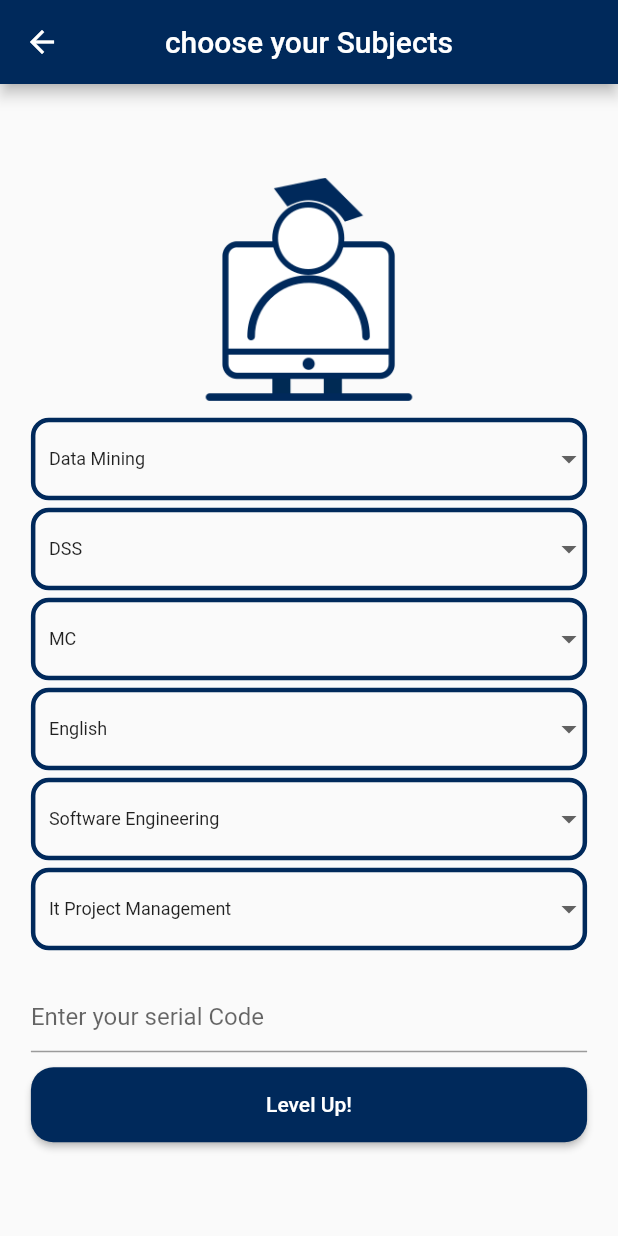
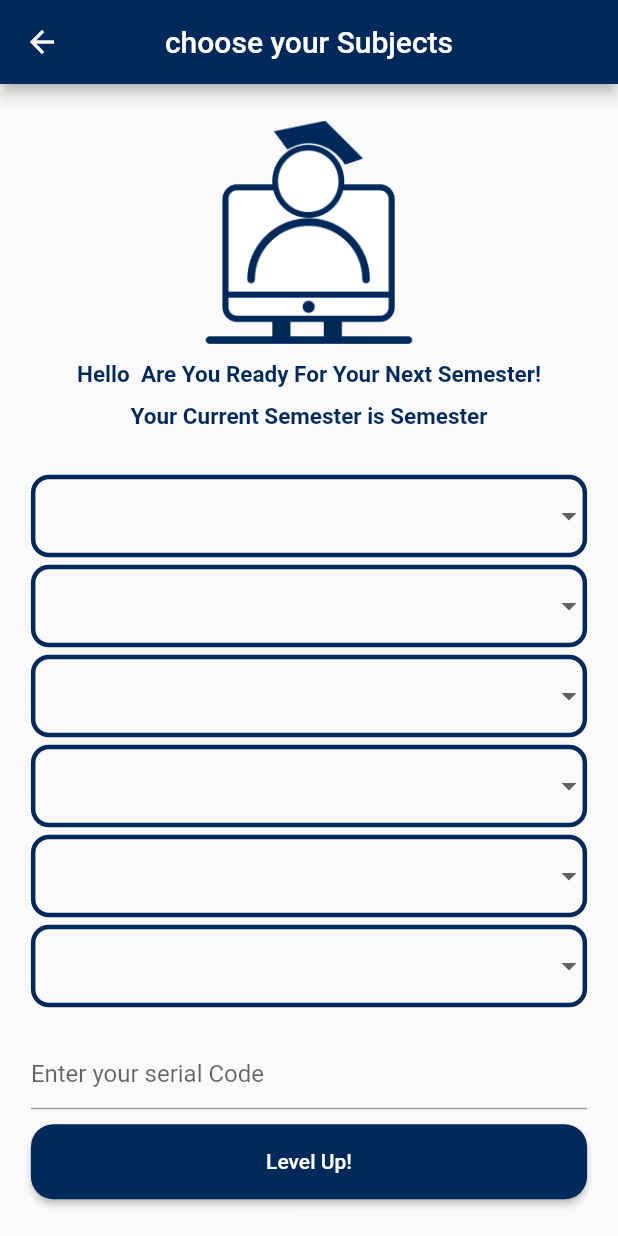
Before and after one commit to DO-DDY/graduationproject-implementation, a Flutter app: the Checker screen opened directly, on a phone screen of 412 x 824 dp. Run offline on Flutter 3.47's test engine with Material 2 defaults, Android fonts, the phone set to English and light mode, and no system bars; our stand-ins replace cloud_firestore, firebase_auth, firebase_core, firebase_storage, fluttertoast, image_picker; accounts and stored records are empty.

Commit message:
subjects depending on your current_semester function & some styling

```diff
--- a/lib/screens/checker.dart
+++ b/lib/screens/checker.dart
@@ -37,31 +37,73 @@ class _CheckerState extends State<Checker> {
   }
 
   List<String> items = [
-    'Principles of Accounting',
-    'Principles of Accounting 2',
-    ''
-        'English 3',
     'Data Mining',
+    'semester_1_subject_1',
+    'semester_2_subject_1',
+    'semester_3_subject_1',
+    'semester_4_subject_1',
+    'semester_5_subject_1',
+    'semester_6_subject_1',
   ];
-  String? selectedItem = 'Data Mining';
+  String? selectedItem;
 
-  List<String> items2 = ['DSS'];
-  String? selectedItem2 = 'DSS';
+  List<String> items2 = [
+    'DSS',
+    'semester_1_subject_2',
+    'semester_2_subject_2',
+    'semester_3_subject_2',
+    'semester_4_subject_2',
+    'semester_5_subject_2',
+    'semester_6_subject_2',
+  ];
+  String? selectedItem2;
 
-  List<String> items3 = ['MC'];
-  String? selectedItem3 = 'MC';
+  List<String> items3 = [
+    'MC',
+    'semester_1_subject_3',
+    'semester_2_subject_3',
+    'semester_3_subject_3',
+    'semester_4_subject_3',
+    'semester_5_subject_3',
+    'semester_6_subject_3',
+  ];
+  String? selectedItem3;
 
-  List<String> items4 = ['English'];
-  String? selectedItem4 = 'English';
+  List<String> items4 = [
+    'English',
+    'semester_1_subject_4',
+    'semester_2_subject_4',
+    'semester_3_subject_4',
+    'semester_4_subject_4',
+    'semester_5_subject_4',
+    'semester_6_subject_4',
+  ];
+  String? selectedItem4;
 
-  List<String> items5 = ['GIS'];
-  String? selectedItem5 = 'GIS';
+  List<String> items5 = [
+    'GIS',
+    'semester_1_subject_5',
+    'semester_2_subject_5',
+    'semester_3_subject_5',
+    'semester_4_subject_5',
+    'semester_5_subject_5',
+    'semester_6_subject_5',
+  ];
+  String? selectedItem5;
 
   List<String> items5_failed = ['Software Engineering'];
-  String? selectedItem5_failed = 'Software Engineering';
+  String? selectedItem5_failed;
 
-  List<String> items6 = ['It Project Management'];
-  String? selectedItem6 = 'It Project Management';
+  List<String> items6 = [
+    'It Project Management',
+    'semester_1_subject_6',
+    'semester_2_subject_6',
+    'semester_3_subject_6',
+    'semester_4_subject_6',
+    'semester_5_subject_6',
+    'semester_6_subject_6',
+  ];
+  String? selectedItem6;
 
   @override
   Widget build(BuildContext context) {
@@ -86,7 +128,7 @@ class _CheckerState extends State<Checker> {
         ),
       ),
     );
-
+    _selectedItemIndicator(loggedInUser.current_semester);
     return Scaffold(
       appBar: AppBar(
         centerTitle: true,
@@ -104,6 +146,26 @@ class _CheckerState extends State<Checker> {
                 ),
                 SizedBox(
                   height: 10,
+                ),
+                Text(
+                    style: TextStyle(
+                        color: Constant.color,
+                        fontSize: 15,
+                        fontWeight: FontWeight.bold),
+                    textAlign: TextAlign.center,
+                    'Hello ${loggedInUser.firstName} Are You Ready For Your Next Semester!'),
+                SizedBox(
+                  height: 10,
+                ),
+                Text(
+                    style: TextStyle(
+                        color: Constant.color,
+                        fontSize: 15,
+                        fontWeight: FontWeight.bold),
+                    textAlign: TextAlign.center,
+                    'Your Current Semester is Semester ${loggedInUser.current_semester}'),
+                SizedBox(
+                  height: 30,
                 ),
                 Container(
                   height: 55,
@@ -232,7 +294,7 @@ class _CheckerState extends State<Checker> {
                                 .toList(),
                             onChanged: (item) =>
                                 setState(() => selectedItem5 = item),
-                            focusColor: _item5getter(),
+                            // focusColor: _item5getter(),
                           )),
                 SizedBox(height: 5),
                 Container(
@@ -273,7 +335,7 @@ class _CheckerState extends State<Checker> {
                                 return ("Your Code Is Not Correct");
                               }
                               if (value == loggedInUser.semester8code) {
-                                _levelupassigner(loggedInUser.current_semester);
+                                _levelUp(loggedInUser.current_semester);
                                 Navigator.push(
                                   context,
                                   MaterialPageRoute(
@@ -355,7 +417,66 @@ class _CheckerState extends State<Checker> {
     }
   }
 
-  _levelupassigner(input) {
+  _selectedItemIndicator(input) {
+    if (input == null) {
+      return "loading...";
+    } else {
+      if (input == "1") {
+        selectedItem = "semester_2_subject_1";
+        selectedItem2 = "semester_2_subject_2";
+        selectedItem3 = "semester_2_subject_3";
+        selectedItem4 = "semester_2_subject_4";
+        selectedItem5 = "semester_2_subject_5";
+        selectedItem6 = "semester_2_subject_6";
+      } else if (input == "2") {
+        selectedItem = "semester_3_subject_1";
+        selectedItem2 = "semester_3_subject_2";
+        selectedItem3 = "semester_3_subject_3";
+        selectedItem4 = "semester_3_subject_4";
+        selectedItem5 = "semester_3_subject_5";
+        selectedItem6 = "semester_3_subject_6";
+      } else if (loggedInUser.current_semester == "3") {
+        selectedItem = "semester_4_subject_1";
+        selectedItem2 = "semester_4_subject_2";
+        selectedItem3 = "semester_4_subject_3";
+        selectedItem4 = "semester_4_subject_4";
+        selectedItem5 = "semester_4_subject_5";
+        selectedItem6 = "semester_4_subject_6";
+      } else if (loggedInUser.current_semester == "4") {
+        selectedItem = "semester_5_subject_1";
+        selectedItem2 = "semester_5_subject_2";
+        selectedItem3 = "semester_5_subject_3";
+        selectedItem4 = "semester_5_subject_4";
+        selectedItem5 = "semester_5_subject_5";
+        selectedItem6 = "semester_5_subject_6";
+      } else if (loggedInUser.current_semester == "5") {
+        final docUser = selectedItem = "semester_1_subject_1";
+        selectedItem2 = "semester_6_subject_2";
+        selectedItem3 = "semester_6_subject_3";
+        selectedItem4 = "semester_6_subject_4";
+        selectedItem5 = "semester_6_subject_5";
+        selectedItem6 = "semester_6_subject_6";
+      } else if (loggedInUser.current_semester == "6") {
+        selectedItem = "semester_7_subject_1";
+        selectedItem2 = "semester_7_subject_2";
+        selectedItem3 = "semester_7_subject_3";
+        selectedItem4 = "semester_7_subject_4";
+        selectedItem5 = "semester_7_subject_5";
+        selectedItem6 = "semester_7_subject_6";
+      } else if (input == "7") {
+        selectedItem = "semester_8_subject_1";
+        selectedItem2 = "semester_8_subject_2";
+        selectedItem3 = "semester_8_subject_3";
+        selectedItem4 = "semester_8_subject_4";
+        selectedItem5 = "semester_8_subject_5";
+        selectedItem6 = "semester_8_subject_6";
+      } else
+        return Text(
+            "there is probably an error in your database check with your advisor");
+    }
+  }
+
+  _levelUp(input) {
     if (input == null) {
       return "loading...";
     } else {
```
